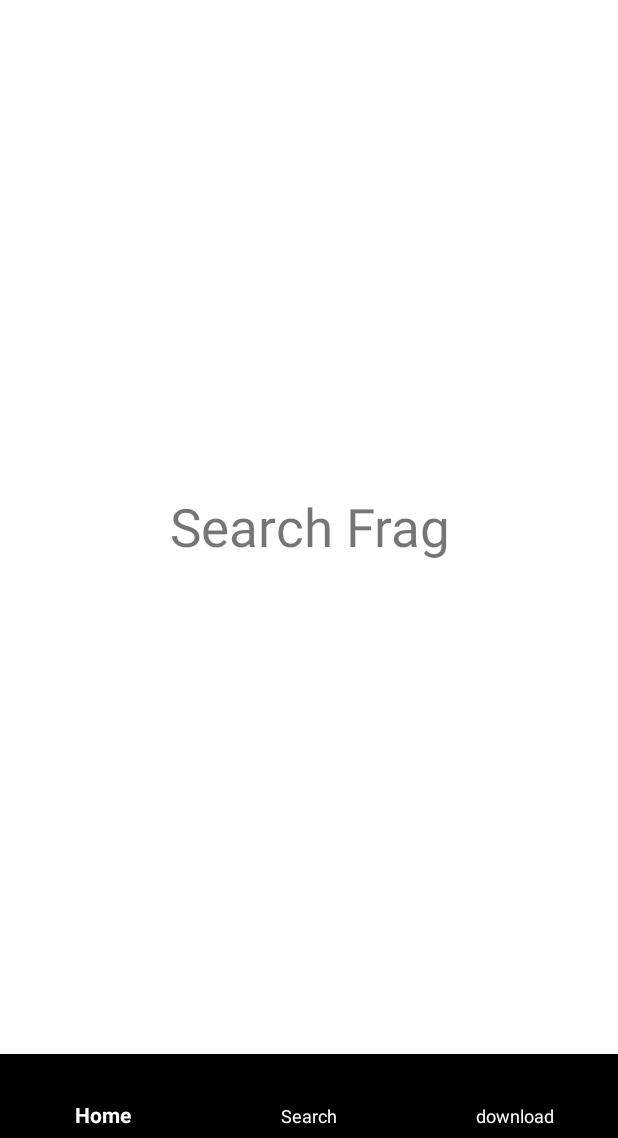
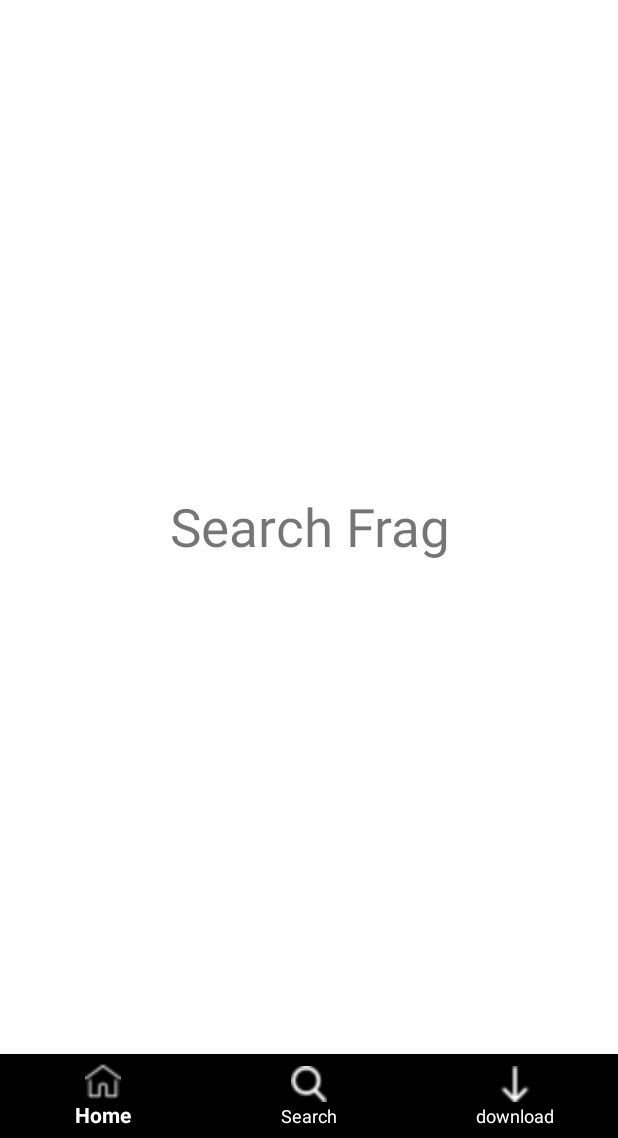
Before and after one commit to mohini14/Story, an Android app: the screen it shows after launch (MainActivity), item 2 of the bottom bar chosen, on a phone screen of 412 x 824 dp, the part 98-1236 px from its top. Run offline under Robolectric (Android 15) with nearby library versions, the phone set to English and light mode, and no system bars; our stand-ins replace ButterKnife, Picasso; libraries missing offline, so code that uses them is left out: io.bloco.faker; pictures from the network do not load; Roboto replaces fonts that are not available here; 8 statements that could not run were skipped.

Commit message:
bottom navigation xml changes

```diff
--- a/app/src/main/res/layout/activity_main.xml
+++ b/app/src/main/res/layout/activity_main.xml
@@ -33,6 +33,7 @@
         android:id="@+id/bottom_navigation_view"
         android:layout_width="match_parent"
         android:layout_height="56dp"
+        app:itemIconTint="@android:color/white"
         android:background="@color/colorPrimary"
         app:itemTextColor="@android:color/white"
         android:backgroundTint="@color/colorPrimary"
```
